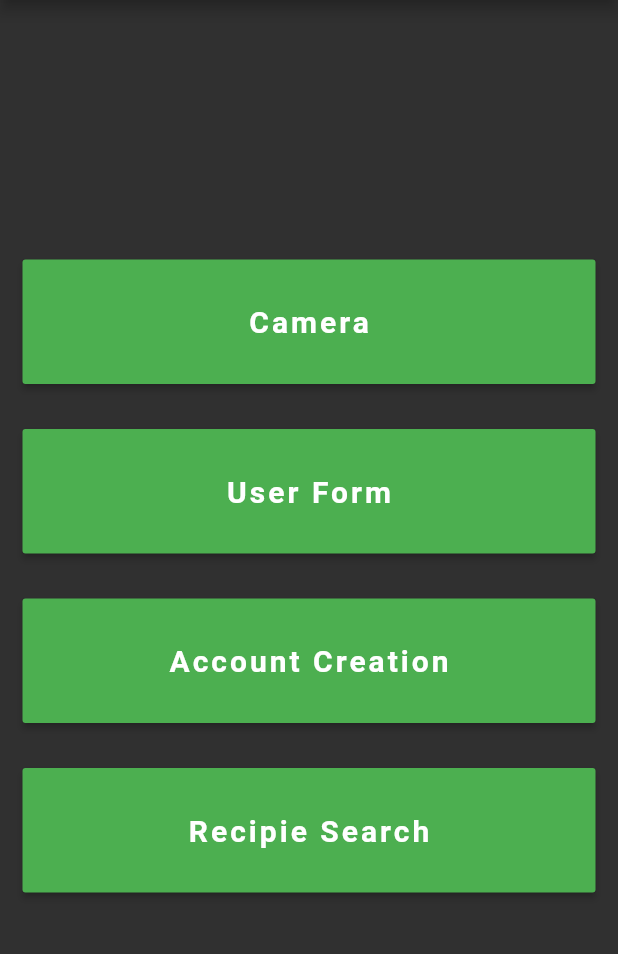
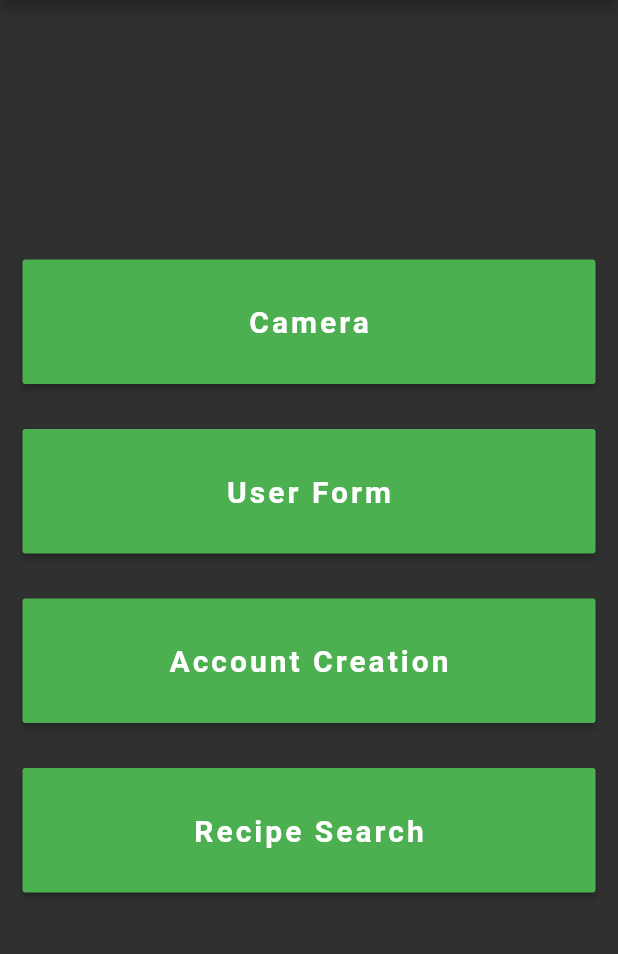
Before and after one commit to ChicoState/DietFit, a Flutter app: the MainMenu screen opened directly, on a phone screen of 412 x 824 dp, the part 84-1038 px from its top. Run offline on Flutter 3.47's test engine with Material 2 defaults, Android fonts, the phone set to English and light mode, and no system bars; our stand-ins replace cloud_firestore, firebase_auth, firebase_core, firebase_storage, image_cropper, image_picker; accounts and stored records are empty.

Commit message:
fix typo

```diff
--- a/lib/main.dart
+++ b/lib/main.dart
@@ -76,7 +76,7 @@ class MainMenu extends StatelessWidget {
             Container(
                 margin: EdgeInsets.all(15.0),
                 child:RaisedButton(
-                    child:Text('Recipie Search', style: TextStyle(fontSize: 20.0, fontWeight: FontWeight.bold, letterSpacing: 2.0)),
+                    child:Text('Recipe Search', style: TextStyle(fontSize: 20.0, fontWeight: FontWeight.bold, letterSpacing: 2.0)),
                     color: Colors.green,
                     padding: EdgeInsets.all(30.0),
                     onPressed: () {
```
